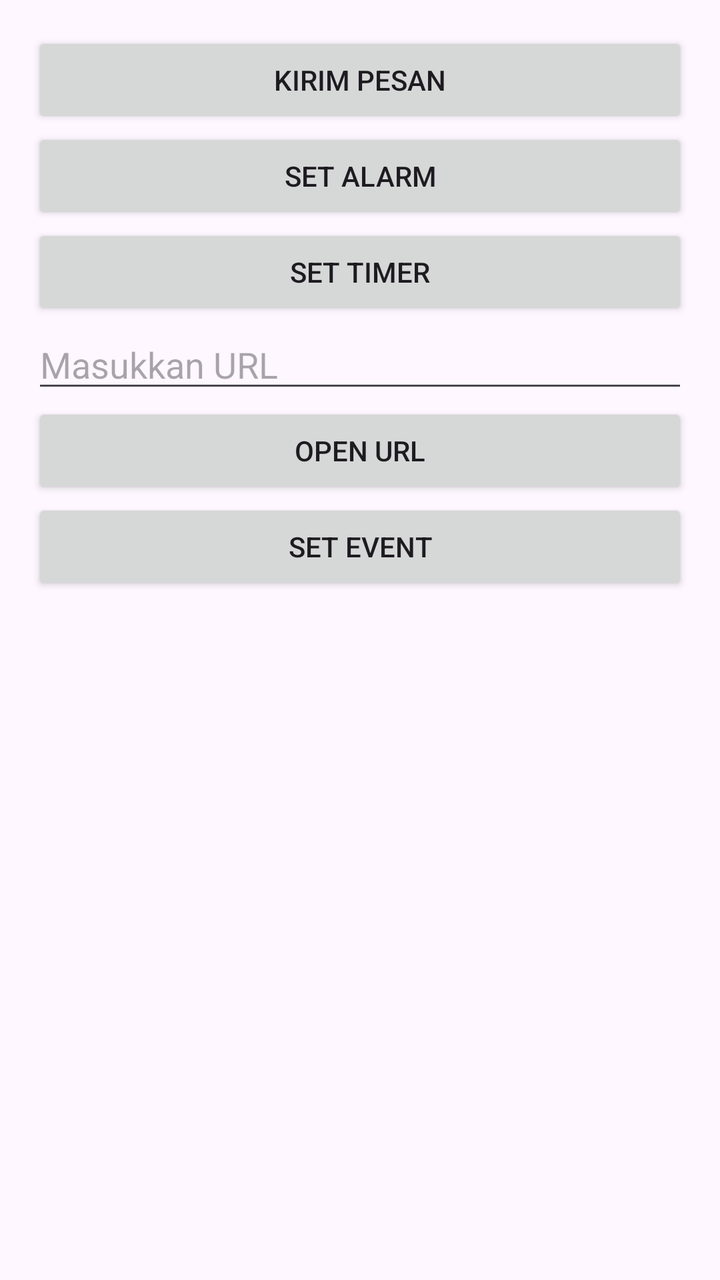
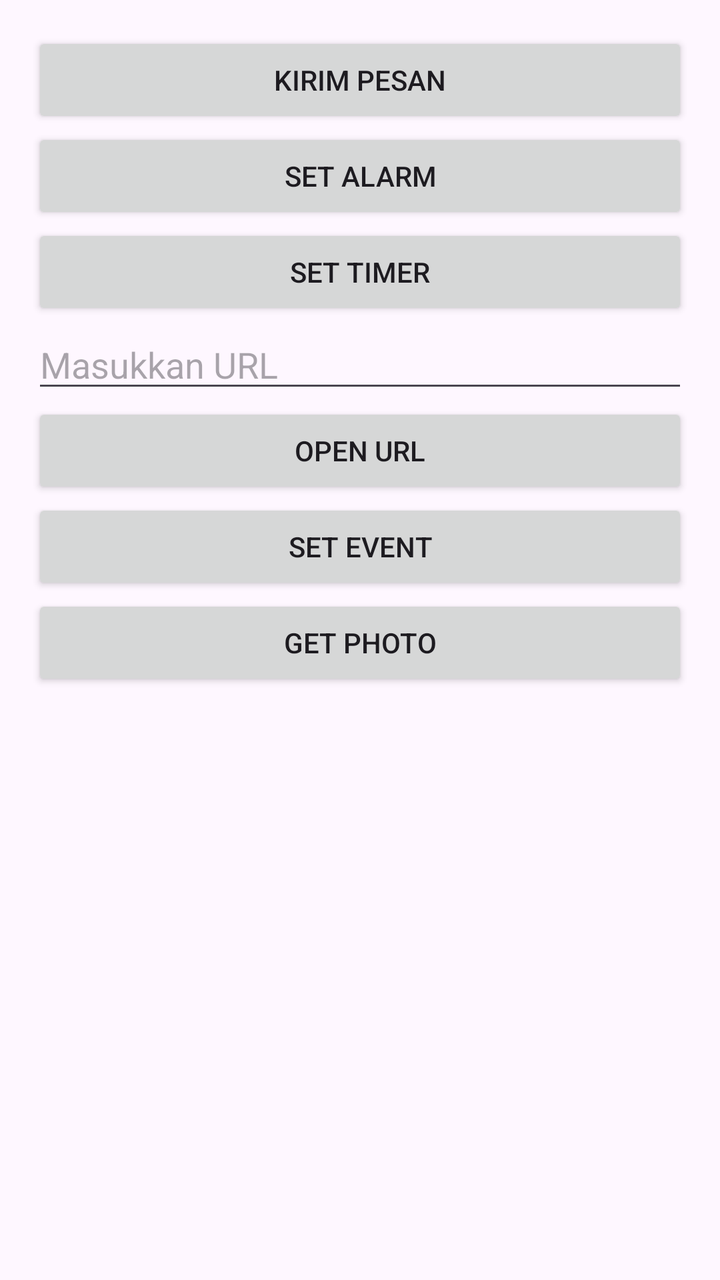

An Android layout rendered at two revisions. The XML below is the earlier revision; the diff shows what the commit changed to produce the second picture.
<!-- AndroidManifest.xml: application theme Theme.ExploreIntentImplisit -->
<!-- res/layout/activity_main.xml -->
<?xml version="1.0" encoding="utf-8"?>
<LinearLayout xmlns:android="http://schemas.android.com/apk/res/android"
    android:id="@+id/main"
    android:layout_width="match_parent"
    android:layout_height="match_parent"
    android:orientation="vertical"
    android:padding="16dp">

    <Button
        android:id="@+id/btnKirimPesan"
        android:layout_width="match_parent"
        android:layout_height="wrap_content"
        android:text="Kirim Pesan"/>

    <Button
        android:id="@+id/btnSetAlarm"
        android:layout_width="match_parent"
        android:layout_height="wrap_content"
        android:text="Set Alarm" />

    <Button
        android:layout_width="match_parent"
        android:layout_height="wrap_content"
        android:id="@+id/btnSetTimer"
        android:text="Set Timer" />

    <EditText
        android:id="@+id/etURL"
        android:layout_width="match_parent"
        android:layout_height="wrap_content"
        android:hint="Masukkan URL" />

    <Button
        android:id="@+id/btnOpenURL"
        android:layout_width="match_parent"
        android:layout_height="wrap_content"
        android:text="Open URL" />

    <Button
        android:id="@+id/btnSetEvent"
        android:layout_width="match_parent"
        android:layout_height="wrap_content"
        android:text="Set Event" />

</LinearLayout>
<!-- resources referenced by this layout -->
<resources>
  <style name="Theme.ExploreIntentImplisit" parent="Base.Theme.ExploreIntentImplisit" />
  <style name="Base.Theme.ExploreIntentImplisit" parent="Theme.Material3.DayNight.NoActionBar">
          
          
      </style>
</resources>

<!-- the commit's change to res/layout/activity_main.xml (unified diff, before → after) -->
@@ -42,4 +42,16 @@
         android:layout_height="wrap_content"
         android:text="Set Event" />
 
+    <Button
+        android:id="@+id/btnGetPhoto"
+        android:layout_width="match_parent"
+        android:layout_height="wrap_content"
+        android:text="Get Photo" />
+
+    <ImageView
+        android:id="@+id/ivHasil"
+        android:layout_width="match_parent"
+        android:layout_height="wrap_content" />
+
+
 </LinearLayout>
